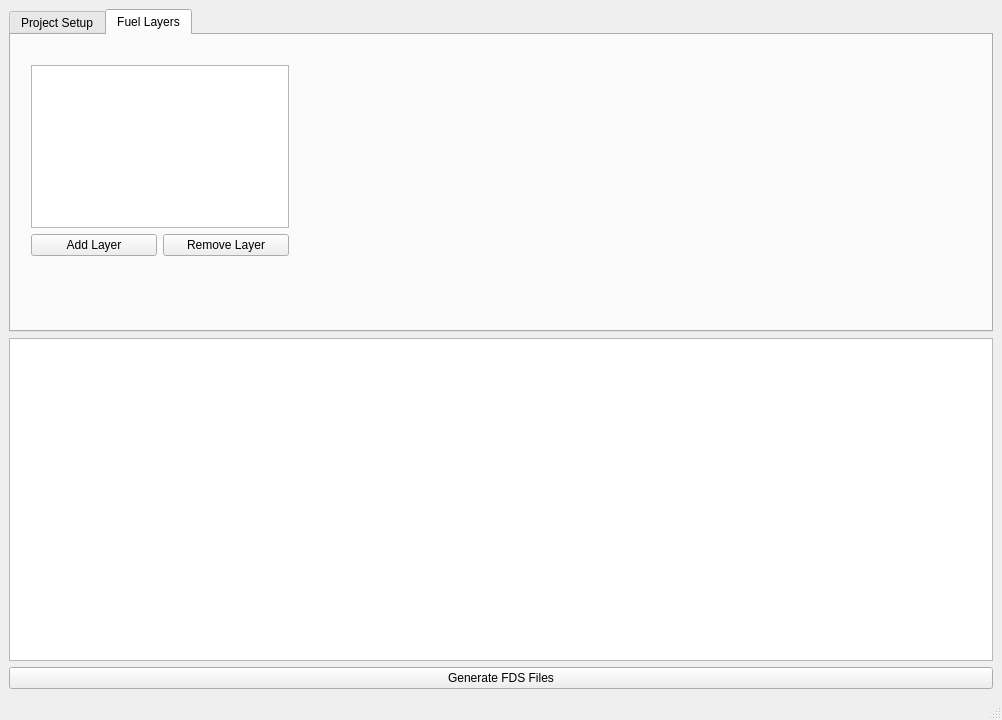
This is mainwindow.ui in 3DFin/TLS_to_FDS as Qt 5 draws it before an edit. The edited form follows.
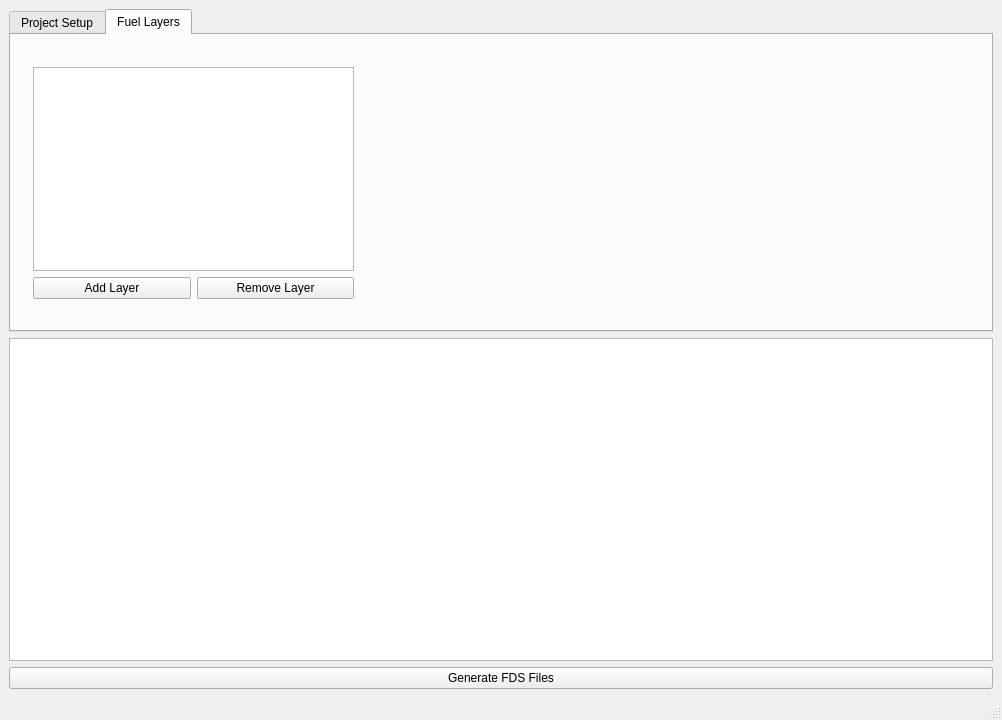
This is the edited form. The open tabs and pages were chosen to show the change.

```diff
--- a/mainwindow.ui
+++ b/mainwindow.ui
@@ -289,13 +289,13 @@
        <attribute name="title">
         <string>Fuel Layers</string>
        </attribute>
-       <widget class="QWidget" name="layoutWidget">
+       <widget class="QWidget" name="">
         <property name="geometry">
          <rect>
-          <x>20</x>
-          <y>30</y>
-          <width>258</width>
-          <height>191</height>
+          <x>22</x>
+          <y>32</y>
+          <width>321</width>
+          <height>232</height>
          </rect>
         </property>
         <layout class="QVBoxLayout" name="verticalLayout_2">
```
Left out of the diff: 10 changed lines with no effect on the pictures.
